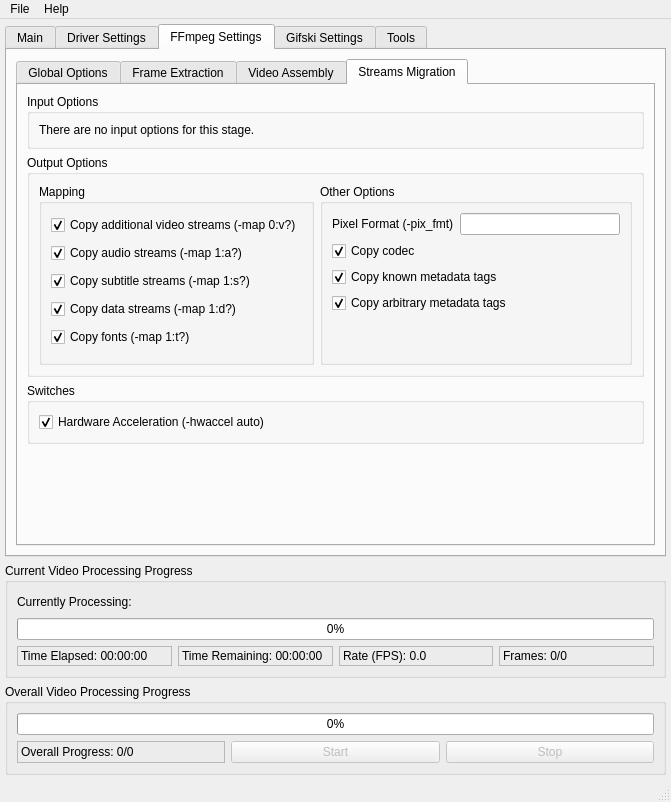
Above: src/video2x_gui.ui from k4yt3x/video2x before the change. Below: the same form after it.
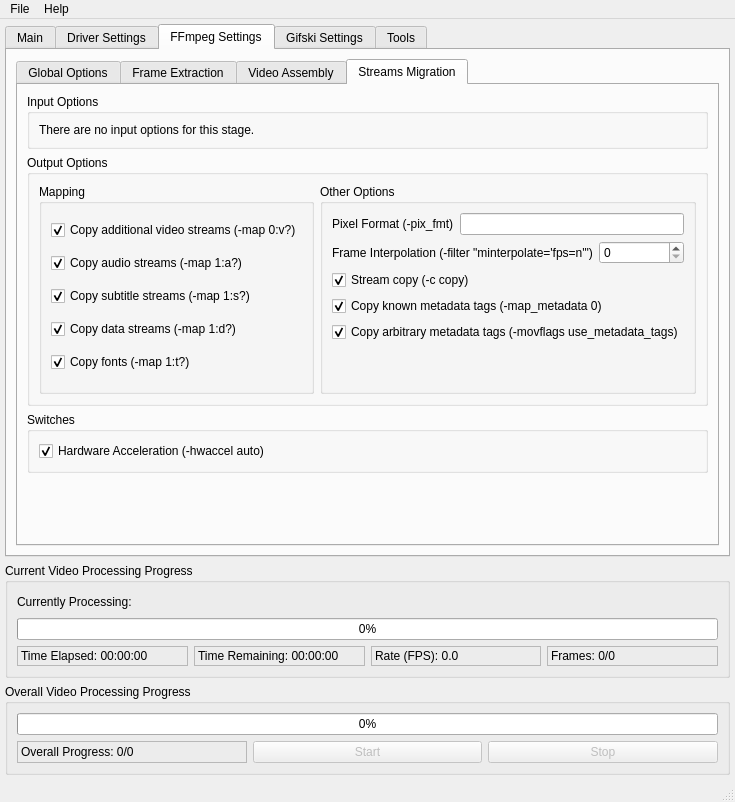
That is the form after the change. The open tabs and pages were chosen to show the change.

Commit message: added FFmpeg frame interpolation option

```diff
--- a/src/video2x_gui.ui
+++ b/src/video2x_gui.ui
@@ -2083,10 +2083,28 @@
                     </item>
                    </layout>
                   </item>
+                  <item>
+                   <layout class="QHBoxLayout" name="ffmpegMigrateStreamsOutputOptionsFrameInterpolationHorizontalLayout">
+                    <item>
+                     <widget class="QLabel" name="ffmpegMigrateStreamsOutputOptionsFrameInterpolationLabel">
+                      <property name="text">
+                       <string>Frame Interpolation (-filter &quot;minterpolate='fps=n'&quot;)</string>
+                      </property>
+                     </widget>
+                    </item>
+                    <item>
+                     <widget class="QSpinBox" name="ffmpegMigrateStreamsOutputOptionsFrameInterpolationSpinBox">
+                      <property name="maximum">
+                       <number>9999</number>
+                      </property>
+                     </widget>
+                    </item>
+                   </layout>
+                  </item>
                   <item>
                    <widget class="QCheckBox" name="ffmpegMigrateStreamsOutputOptionsCopyCodecCheckBox">
                     <property name="text">
-                     <string>Copy codec</string>
+                     <string>Stream copy (-c copy)</string>
                     </property>
                     <property name="checked">
                      <bool>true</bool>
@@ -2096,7 +2114,7 @@
                   <item>
                    <widget class="QCheckBox" name="ffmpegMigrateStreamsOutputOptionsOtherCopyKnownMetadataTagsCheckBox">
                     <property name="text">
-                     <string>Copy known metadata tags</string>
+                     <string>Copy known metadata tags (-map_metadata 0)</string>
                     </property>
                     <property name="checked">
                      <bool>true</bool>
@@ -2106,7 +2124,7 @@
                   <item>
                    <widget class="QCheckBox" name="ffmpegMigrateStreamsOutputOptionsOtherCopyArbitraryMetadataTagsCheckBox">
                     <property name="text">
-                     <string>Copy arbitrary metadata tags</string>
+                     <string>Copy arbitrary metadata tags (-movflags use_metadata_tags)</string>
                     </property>
                     <property name="checked">
                      <bool>true</bool>
```
Left out of the diff: 12 changed lines with no effect on the pictures. The commit also changes 2 other files.
